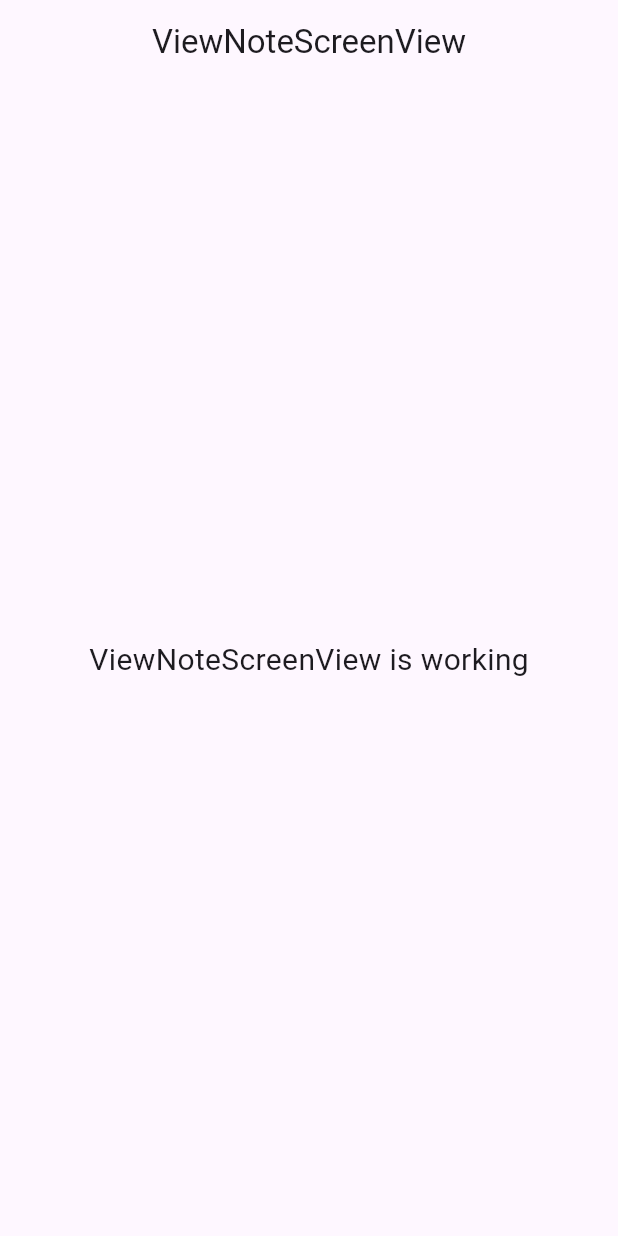
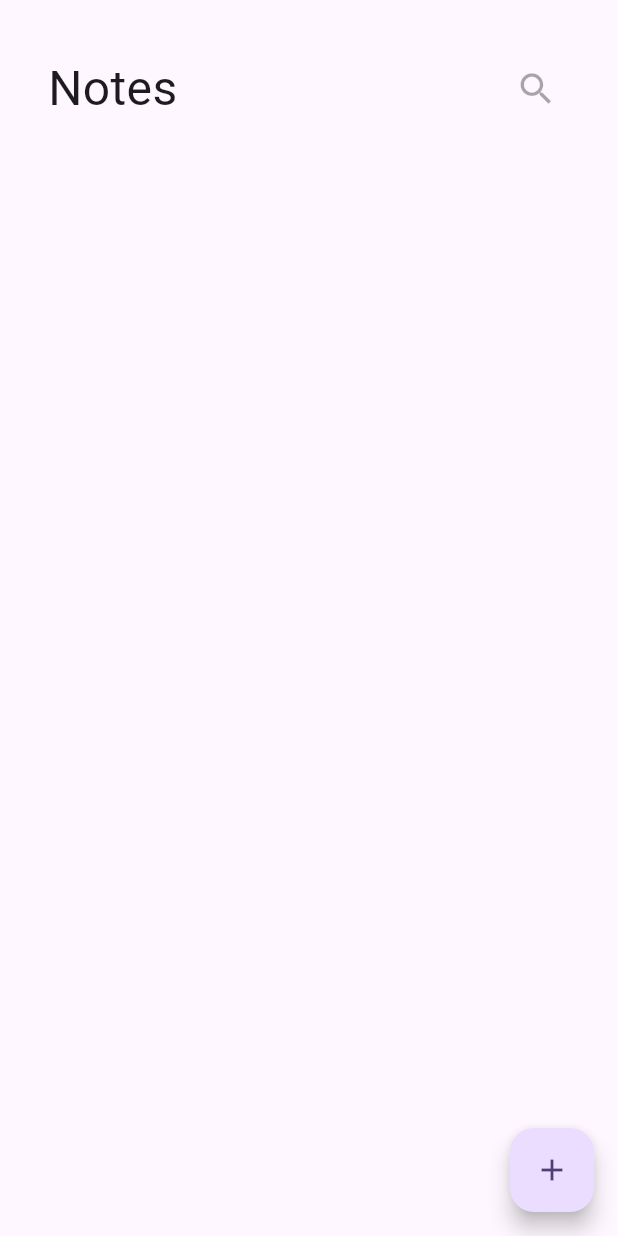
Before and after one commit to mostafahassan8799/MD-Notes, a Flutter app: the screen it shows after launch, on a phone screen of 412 x 824 dp. Run offline on Flutter 3.47's test engine with Material 3 defaults, Android fonts, the phone set to English and light mode, and no system bars; our stand-ins replace get, hive, hive_flutter; accounts and stored records are empty.

Commit message:
/view notes screen converted into getx

```diff
--- a/lib/app/modules/view_note_screen/views/view_note_screen_view.dart
+++ b/lib/app/modules/view_note_screen/views/view_note_screen_view.dart
@@ -1,6 +1,8 @@
 import 'package:flutter/material.dart';
 
 import 'package:get/get.dart';
+import 'package:notes/widgets/custom_bottom_sheet.dart';
+import 'package:notes/widgets/notes_view_body.dart';
 
 import '../controllers/view_note_screen_controller.dart';
 
@@ -9,15 +11,23 @@ class ViewNoteScreenView extends GetView<ViewNoteScreenController> {
   @override
   Widget build(BuildContext context) {
     return Scaffold(
-      appBar: AppBar(
-        title: const Text('ViewNoteScreenView'),
-        centerTitle: true,
+      resizeToAvoidBottomInset: false,
+      floatingActionButton: FloatingActionButton(
+        onPressed: () {
+          showModalBottomSheet(
+              isScrollControlled: true,
+              shape: RoundedRectangleBorder(
+                borderRadius: BorderRadius.circular(16),
+              ),
+              context: context,
+              builder: (context) {
+                return const CustomBottomSheet();
+              });
+        },
+        child: const Icon(Icons.add),
       ),
-      body: const Center(
-        child: Text(
-          'ViewNoteScreenView is working',
-          style: TextStyle(fontSize: 20),
-        ),
+      body: NotesViewBody(
+        controller: controller,
       ),
     );
   }
--- /dev/null
+++ b/lib/widgets/custom_app_bar.dart
@@ -0,0 +1,32 @@
+import 'package:flutter/material.dart';
+import 'custom_icon.dart';
+
+class CustomAppBar extends StatelessWidget {
+  const CustomAppBar(
+      {super.key, required this.title, required this.icon, this.onPressed});
+  final String title;
+  final IconData icon;
+  final Function()? onPressed;
+
+  @override
+  Widget build(BuildContext context) {
+    return Padding(
+      padding: const EdgeInsets.all(8),
+      child: Row(
+        children: [
+          Text(
+            title,
+            style: const TextStyle(
+              fontSize: 32,
+            ),
+          ),
+          const Spacer(),
+          CustomIcon(
+            onPressed: onPressed,
+            icon: icon,
+          ),
+        ],
+      ),
+    );
+  }
+}
--- /dev/null
+++ b/lib/widgets/custom_icon.dart
@@ -0,0 +1,26 @@
+import 'package:flutter/material.dart';
+
+class CustomIcon extends StatelessWidget {
+  const CustomIcon({super.key, required this.icon, this.onPressed});
+  final IconData icon;
+  final void Function()? onPressed;
+
+  @override
+  Widget build(BuildContext context) {
+    return Container(
+      height: 45,
+      width: 45,
+      decoration: BoxDecoration(
+        color: Colors.white.withOpacity(0.05),
+        borderRadius: BorderRadius.circular(16),
+      ),
+      child: IconButton(
+        onPressed: onPressed,
+        icon: Icon(
+          icon,
+          size: 28,
+        ),
+      ),
+    );
+  }
+}
--- /dev/null
+++ b/lib/widgets/notes_view_body.dart
@@ -0,0 +1,34 @@
+import 'package:flutter/material.dart';
+import 'package:notes/app/modules/view_note_screen/controllers/view_note_screen_controller.dart';
+import 'custom_app_bar.dart';
+import 'notes_view_list.dart';
+
+class NotesViewBody extends StatelessWidget {
+  const NotesViewBody({super.key, required this.controller});
+  final ViewNoteScreenController controller;
+
+  @override
+  Widget build(BuildContext context) {
+    return Padding(
+      padding: const EdgeInsets.symmetric(horizontal: 24),
+      child: Column(
+        children: [
+          const SizedBox(
+            height: 28,
+          ),
+          const CustomAppBar(
+            title: 'Notes',
+            icon: Icons.search,
+          ),
+          Expanded(
+              child: NotesViewList(
+            controller: controller,
+          )),
+          const SizedBox(
+            height: 38,
+          )
+        ],
+      ),
+    );
+  }
+}
--- /dev/null
+++ b/lib/widgets/notes_view_list.dart
@@ -0,0 +1,24 @@
+import 'package:flutter/material.dart';
+import 'package:notes/app/modules/view_note_screen/controllers/view_note_screen_controller.dart';
+
+import 'custom_note_item.dart';
+
+class NotesViewList extends StatelessWidget {
+  const NotesViewList({super.key, required this.controller});
+  final ViewNoteScreenController controller;
+
+  @override
+  Widget build(BuildContext context) {
+    return ListView.builder(
+        itemCount: controller.notes.length,
+        padding: EdgeInsets.zero,
+        itemBuilder: (context, index) {
+          return Padding(
+            padding: const EdgeInsets.symmetric(vertical: 4),
+            child: NoteItem(
+              notes: controller.notes[index],
+            ),
+          );
+        });
+  }
+}
```
Also changed, not shown: lib/app/modules/edit_note_screen/views/edit_note_screen_view.dart (+3 -9 lines), lib/app/modules/view_note_screen/controllers/view_note_screen_controller.dart (+15 -17 lines), lib/widgets/add_note_form.dart (added, +78 -0 lines), lib/widgets/colors_list_view.dart (added, +63 -0 lines), lib/widgets/custom_bottom_sheet.dart (added, +30 -0 lines), lib/widgets/custom_button.dart (added, +40 -0 lines), lib/widgets/custom_note_item.dart (added, +66 -0 lines), lib/widgets/custom_text_field.dart (added, +41 -0 lines), lib/widgets/edit_view_body.dart (added, +113 -0 lines).
